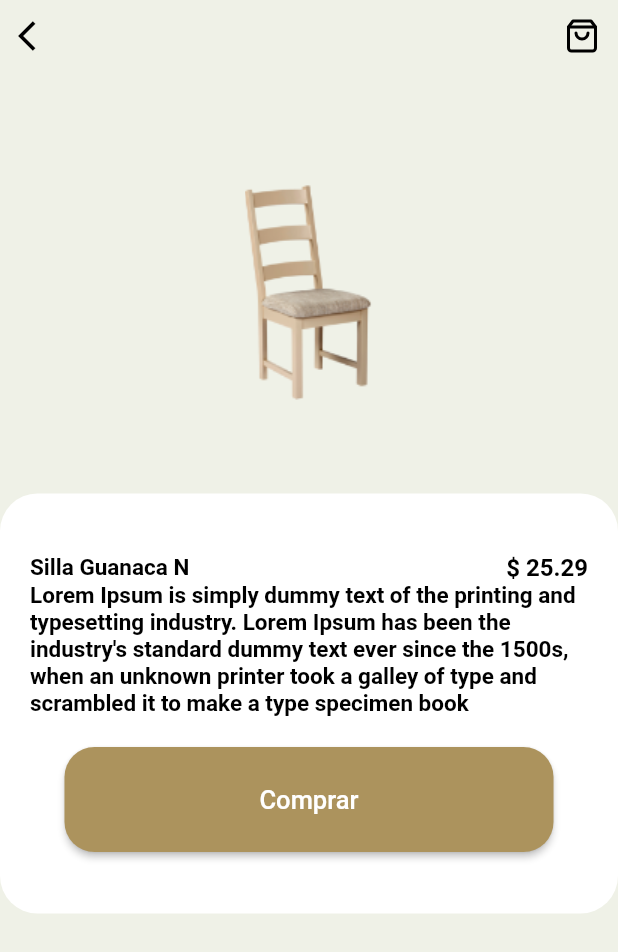
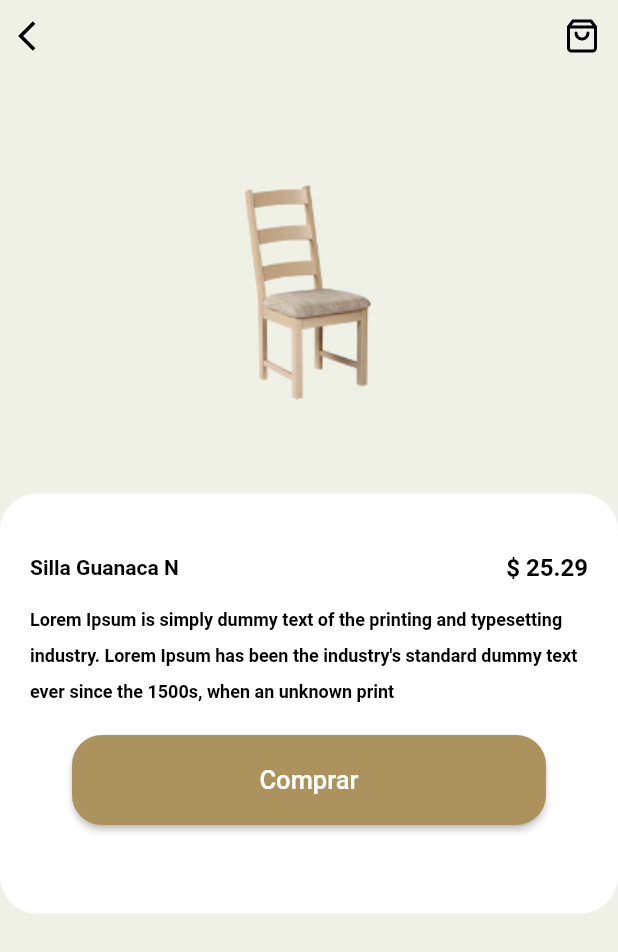
Before and after one commit to vpineda7/parcial2ETPS3, a Flutter app: the screen it shows after launch, after a tap on "Silla Guanaca N", on a phone screen of 412 x 824 dp. Shown: the top 952 px of the screen. Run offline on Flutter 3.47's test engine with Material 2 defaults, Android fonts, the phone set to English and light mode, and no system bars; our stand-ins replace audioplayers, flutter_feather_icons, flutter_vector_icons, page_transition.

```diff
--- a/lib/constantes/const.dart
+++ b/lib/constantes/const.dart
@@ -13,60 +13,60 @@
     "img": "assets/images/img_1.png",
     "name": "Silla Guanaca N",
     "price":  "\$ 25.29",
-    "description":"Lorem Ipsum is simply dummy text of the printing and typesetting industry. Lorem Ipsum has been the industry's standard dummy text ever since the 1500s, when an unknown printer took a galley of type and scrambled it to make a type specimen book"
+    "description":"Lorem Ipsum is simply dummy text of the printing and typesetting industry. Lorem Ipsum has been the industry's standard dummy text ever since the 1500s, when an unknown print"
   },
   {
     "img": "assets/images/img_2.png",
     "name": "Silla Guanaca D",
     "price":  "\$ 25.29",
-    "description":"Lorem Ipsum is simply dummy text of the printing and typesetting industry. Lorem Ipsum has been the industry's standard dummy text ever since the 1500s, when an unknown printer took a galley of type and scrambled it to make a type specimen book"
+    "description":"Lorem Ipsum is simply dummy text of the printing and typesetting industry. Lorem Ipsum has been the industry's standard dummy text ever since the 1500s, when an unknown print"
   },
   {
     "img": "assets/images/img_3.png",
     "name": "Silla Guanaca D",
     "price":  "\$ 25.29",
-    "description":"Lorem Ipsum is simply dummy text of the printing and typesetting industry. Lorem Ipsum has been the industry's standard dummy text ever since the 1500s, when an unknown printer took a galley of type and scrambled it to make a type specimen book"
+    "description":"Lorem Ipsum is simply dummy text of the printing and typesetting industry. Lorem Ipsum has been the industry's standard dummy text ever since the 1500s, when an unknown print"
   },
   {
     "img": "assets/images/img_4.png",
     "name": "Silla Guanaca D",
     "price":  "\$ 25.29",
-    "description":"Lorem Ipsum is simply dummy text of the printing and typesetting industry. Lorem Ipsum has been the industry's standard dummy text ever since the 1500s, when an unknown printer took a galley of type and scrambled it to make a type specimen book"
+    "description":"Lorem Ipsum is simply dummy text of the printing and typesetting industry. Lorem Ipsum has been the industry's standard dummy text ever since the 1500s, when an unknown print"
   },
   {
     "img": "assets/images/img_5.png",
     "name": "Silla Guanaca D",
     "price":  "\$ 25.29",
-    "description":"Lorem Ipsum is simply dummy text of the printing and typesetting industry. Lorem Ipsum has been the industry's standard dummy text ever since the 1500s, when an unknown printer took a galley of type and scrambled it to make a type specimen book"
+    "description":"Lorem Ipsum is simply dummy text of the printing and typesetting industry. Lorem Ipsum has been the industry's standard dummy text ever since the 1500s, when an unknown print"
   },
   {
     "img": "assets/images/img_6.png",
     "name": "Silla Guanaca D",
     "price":  "\$ 25.29",
-    "description":"Lorem Ipsum is simply dummy text of the printing and typesetting industry. Lorem Ipsum has been the industry's standard dummy text ever since the 1500s, when an unknown printer took a galley of type and scrambled it to make a type specimen book"
+    "description":"Lorem Ipsum is simply dummy text of the printing and typesetting industry. Lorem Ipsum has been the industry's standard dummy text ever since the 1500s, when an unknown print"
   },
   {
     "img": "assets/images/img_7.png",
     "name": "Silla Guanaca D",
     "price":  "\$ 25.29",
-    "description":"Lorem Ipsum is simply dummy text of the printing and typesetting industry. Lorem Ipsum has been the industry's standard dummy text ever since the 1500s, when an unknown printer took a galley of type and scrambled it to make a type specimen book"
+    "description":"Lorem Ipsum is simply dummy text of the printing and typesetting industry. Lorem Ipsum has been the industry's standard dummy text ever since the 1500s, when an unknown print"
   },
   {
     "img": "assets/images/img_8.png",
     "name": "Silla Guanaca D",
     "price":  "\$ 25.29",
-    "description":"Lorem Ipsum is simply dummy text of the printing and typesetting industry. Lorem Ipsum has been the industry's standard dummy text ever since the 1500s, when an unknown printer took a galley of type and scrambled it to make a type specimen book"
+    "description":"Lorem Ipsum is simply dummy text of the printing and typesetting industry. Lorem Ipsum has been the industry's standard dummy text ever since the 1500s, when an unknown print"
   },
   {
     "img": "assets/images/img_9.png",
     "name": "Silla Guanaca D",
     "price":  "\$ 25.29",
-    "description":"Lorem Ipsum is simply dummy text of the printing and typesetting industry. Lorem Ipsum has been the industry's standard dummy text ever since the 1500s, when an unknown printer took a galley of type and scrambled it to make a type specimen book"
+    "description":"Lorem Ipsum is simply dummy text of the printing and typesetting industry. Lorem Ipsum has been the industry's standard dummy text ever since the 1500s, when an unknown print"
   },
   {
     "img": "assets/images/img_10.png",
     "name": "Silla Guanaca D",
     "price":  "\$ 25.29",
-    "description":"Lorem Ipsum is simply dummy text of the printing and typesetting industry. Lorem Ipsum has been the industry's standard dummy text ever since the 1500s, when an unknown printer took a galley of type and scrambled it to make a type specimen book"
+    "description":"Lorem Ipsum is simply dummy text of the printing and typesetting industry. Lorem Ipsum has been the industry's standard dummy text ever since the 1500s, when an unknown print"
   }
 ];
--- a/lib/paginas/details.dart
+++ b/lib/paginas/details.dart
@@ -67,7 +67,7 @@
                                Text(
                                   widget.furniture['name'],
                                   style: TextStyle(
-                                      fontSize: 15,
+                                      fontSize: 14,
                                       color: Colors.black,
                                       fontWeight: FontWeight.w600),
                                 ),Text(
@@ -80,10 +80,12 @@
                              ],
 
                           ),
+                          SizedBox(height:10),
                           Text(
                             widget.furniture['description'],
                             style: TextStyle(
-                                fontSize: 15,
+                                fontSize: 12,
+                                height: 2,
                                 color: Colors.black,
                                 fontWeight: FontWeight.w600),
                           ),
@@ -103,8 +105,8 @@
 
                               padding: MaterialStateProperty.all<EdgeInsets>(
                                 EdgeInsets.symmetric(
-                                  horizontal: 130.0,
-                                  vertical: 25.0,
+                                  horizontal: 125.0,
+                                  vertical: 20.0,
                                 ),
                               ),
                             ),
```
